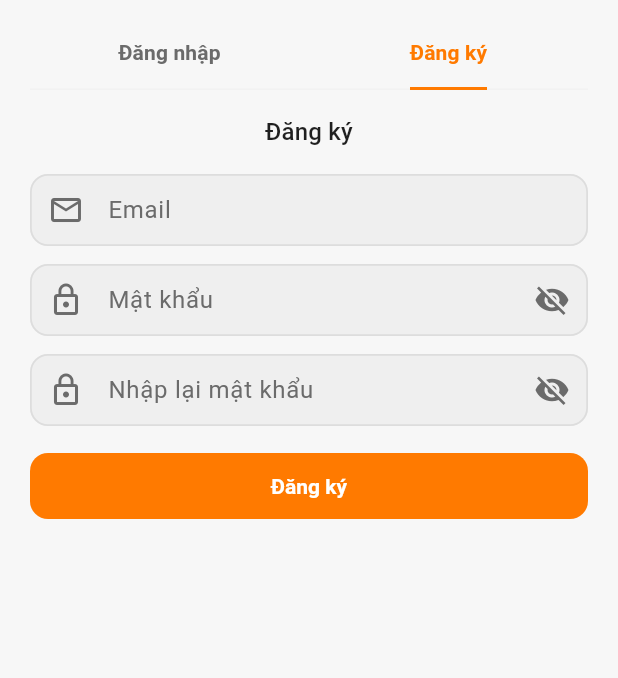
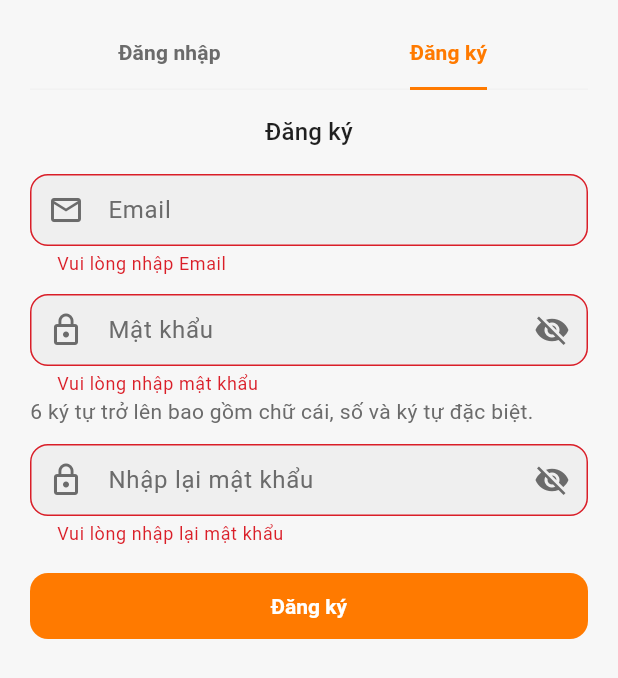
Before and after one commit to phamnguyen1700/fitai_mobile, a Flutter app: the _AuthSheetContent widget shown alone on an empty page, opened directly, tab 2 chosen, after a tap on "Đăng ký", on a phone screen of 412 x 824 dp. Shown: the top 678 px of the screen. Run offline on Flutter 3.47's test engine with Material 3 defaults, Android fonts, the phone set to English and light mode, and no system bars; our stand-ins replace flutter_riverpod, form_field_validator, go_router.

Commit message:
[LOGIN - REGISTER] - HOÀN THIỆN UI
chưa có otp

```diff
--- a/lib/features/auth/presentation/widgets/auth_sheet.dart
+++ b/lib/features/auth/presentation/widgets/auth_sheet.dart
@@ -1,5 +1,6 @@
 import 'package:flutter/material.dart';
 import 'package:fitai_mobile/core/widgets/widgets.dart'; // AppButton, AppTextField, ...
+import 'package:form_field_validator/form_field_validator.dart';
 
 class AuthBottomSheet {
   static void show(BuildContext context) {
@@ -33,8 +34,6 @@ class _AuthSheetContentState extends State<_AuthSheetContent>
 
   @override
   Widget build(BuildContext context) {
-    final cs = Theme.of(context).colorScheme;
-
     return SafeArea(
       child: Padding(
         padding: const EdgeInsets.fromLTRB(20, 12, 20, 32),
@@ -67,13 +66,42 @@ class _AuthSheetContentState extends State<_AuthSheetContent>
 }
 
 // === FORM ĐĂNG NHẬP ===
-class _LoginForm extends StatelessWidget {
+class _LoginForm extends StatefulWidget {
   const _LoginForm();
+
+  @override
+  State<_LoginForm> createState() => _LoginFormState();
+}
+
+class _LoginFormState extends State<_LoginForm> {
+  final _formKey = GlobalKey<FormState>();
+  final _emailCtl = TextEditingController();
+  final _passCtl = TextEditingController();
+
+  @override
+  void dispose() {
+    _emailCtl.dispose();
+    _passCtl.dispose();
+    super.dispose();
+  }
+
+  void _submit() {
+    if (_formKey.currentState?.validate() ?? false) {
+      // TODO: call API
+      debugPrint('LOGIN email=${_emailCtl.text} pass=${_passCtl.text}');
+      ScaffoldMessenger.of(context).showSnackBar(
+        const SnackBar(content: Text('Validate OK — tiến hành đăng nhập')),
+      );
+    }
+  }
 
   @override
   Widget build(BuildContext context) {
     final cs = Theme.of(context).colorScheme;
-    return Column(
+    return Form(
+      key: _formKey,
+      autovalidateMode: AutovalidateMode.onUnfocus,
+      child: Column(
         crossAxisAlignment: CrossAxisAlignment.start,
         children: [
           Center(
@@ -85,20 +113,31 @@ class _LoginForm extends StatelessWidget {
           const SizedBox(height: 16),
 
           // Email
-        const AppTextField(
+          AppTextField(
+            controller: _emailCtl,
+
             label: 'Email',
             prefixIcon: Icons.email_outlined,
             hintText: 'Nhập email',
+            validator: MultiValidator([
+              RequiredValidator(errorText: 'Vui lòng nhập Email'),
+              EmailValidator(errorText: 'Email không hợp lệ'),
+            ]).call,
           ),
           const SizedBox(height: 12),
 
           // Mật khẩu
-        const AppTextField(
+          AppTextField(
+            controller: _passCtl,
             label: 'Mật khẩu',
             prefixIcon: Icons.lock_outline,
             hintText: 'Nhập mật khẩu',
             obscure: true,
+            validator: RequiredValidator(
+              errorText: 'Vui lòng nhập mật khẩu',
+            ).call,
           ),
+
           const SizedBox(height: 8),
 
           Row(
@@ -123,20 +162,56 @@ class _LoginForm extends StatelessWidget {
             label: 'Đăng nhập',
             variant: AppButtonVariant.filled,
             fullWidth: true,
-          onPressed: () {},
+            onPressed: _submit,
           ),
         ],
+      ),
     );
   }
 }
 
 // === FORM ĐĂNG KÝ ===
-class _RegisterForm extends StatelessWidget {
+class _RegisterForm extends StatefulWidget {
   const _RegisterForm();
 
   @override
+  State<_RegisterForm> createState() => _RegisterFormState();
+}
+
+class _RegisterFormState extends State<_RegisterForm> {
+  final _formKey = GlobalKey<FormState>();
+  final _emailCtl = TextEditingController();
+  final _passCtl = TextEditingController();
+  final _confirmCtl = TextEditingController();
+
+  @override
+  void dispose() {
+    _emailCtl.dispose();
+    _passCtl.dispose();
+    _confirmCtl.dispose();
+    super.dispose();
+  }
+
+  void _submit() {
+    if (_formKey.currentState?.validate() ?? false) {
+      // TODO: call API
+      debugPrint(
+        'REGISTER email=${_emailCtl.text} pass=${_passCtl.text} confirm=${_confirmCtl.text}',
+      );
+      ScaffoldMessenger.of(context).showSnackBar(
+        const SnackBar(content: Text('Validate OK — tiến hành đăng ký')),
+      );
+    }
+  }
+
+  @override
   Widget build(BuildContext context) {
-    return Column(
+    final cs = Theme.of(context).colorScheme;
+
+    return Form(
+      key: _formKey,
+      autovalidateMode: AutovalidateMode.onUnfocus,
+      child: Column(
         crossAxisAlignment: CrossAxisAlignment.start,
         children: [
           Center(
@@ -147,26 +222,43 @@ class _RegisterForm extends StatelessWidget {
           ),
           const SizedBox(height: 16),
 
-        const AppTextField(
+          AppTextField(
+            controller: _emailCtl,
             label: 'Email',
             prefixIcon: Icons.email_outlined,
             hintText: 'Nhập email',
+            validator: MultiValidator([
+              RequiredValidator(errorText: 'Vui lòng nhập Email'),
+              EmailValidator(errorText: 'Email không hợp lệ'),
+            ]).call,
           ),
           const SizedBox(height: 12),
 
-        const AppTextField(
+          AppTextField(
+            controller: _passCtl,
             label: 'Mật khẩu',
             prefixIcon: Icons.lock_outline,
             hintText: 'Nhập mật khẩu',
             obscure: true,
+            validator: RequiredValidator(
+              errorText: 'Vui lòng nhập mật khẩu',
+            ).call,
+          ),
+          Text(
+            '6 ký tự trở lên bao gồm chữ cái, số và ký tự đặc biệt.',
+            style: TextStyle(color: cs.onSurfaceVariant),
           ),
           const SizedBox(height: 12),
 
-        const AppTextField(
+          AppTextField(
+            controller: _confirmCtl,
             label: 'Nhập lại mật khẩu',
             prefixIcon: Icons.lock_outline,
             hintText: 'Nhập lại mật khẩu',
             obscure: true,
+            validator: RequiredValidator(
+              errorText: 'Vui lòng nhập lại mật khẩu',
+            ).call,
           ),
           const SizedBox(height: 16),
 
@@ -174,9 +266,10 @@ class _RegisterForm extends StatelessWidget {
             label: 'Đăng ký',
             variant: AppButtonVariant.filled,
             fullWidth: true,
-          onPressed: () {},
+            onPressed: _submit,
           ),
         ],
+      ),
     );
   }
 }
```
Lines whose indentation alone changed are shown as unchanged.
